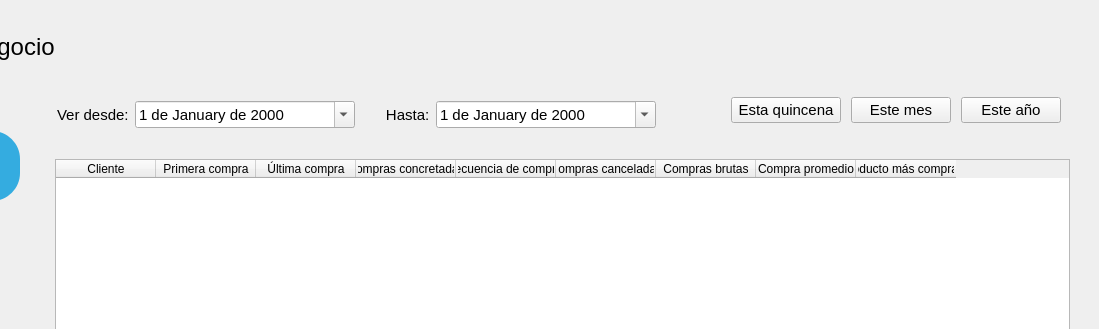
This is designer/Ui_Reportes.ui in ivanperez-7/printpos as Qt 5 draws it before an edit; both pictures show x 260 to 1359 and y 0 to 329 of the 1359 by 656 pixel window. The edited form follows.
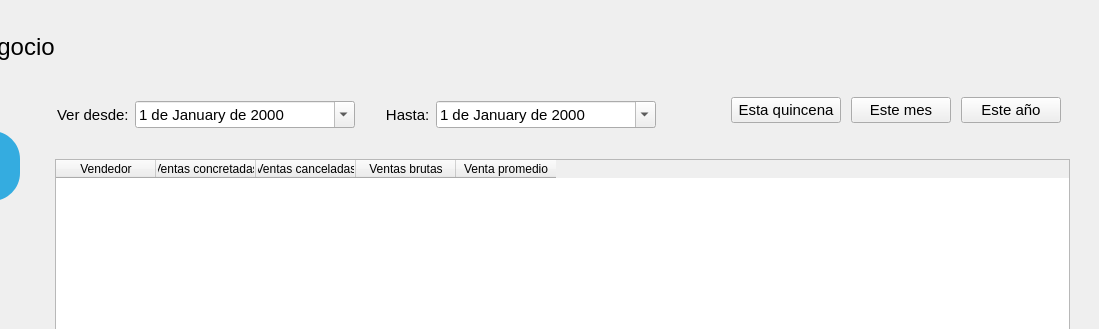
This is the edited form. The open tabs and pages were chosen to show the change. Icons and pictures are not drawn. Custom widgets are drawn as their Qt base class.

The edit to the form file:
```diff
--- a/designer/Ui_Reportes.ui
+++ b/designer/Ui_Reportes.ui
@@ -1098,47 +1098,27 @@
                <widget class="TablaDatos" name="tableWidget_2">
                 <column>
                  <property name="text">
-                  <string>Cliente</string>
+                  <string>Vendedor</string>
                  </property>
                 </column>
                 <column>
                  <property name="text">
-                  <string>Primera compra</string>
+                  <string>Ventas concretadas</string>
                  </property>
                 </column>
                 <column>
                  <property name="text">
-                  <string>Última compra</string>
+                  <string>Ventas canceladas</string>
                  </property>
                 </column>
                 <column>
                  <property name="text">
-                  <string>Compras concretadas</string>
+                  <string>Ventas brutas</string>
                  </property>
                 </column>
                 <column>
                  <property name="text">
-                  <string>Frecuencia de compras</string>
-                 </property>
-                </column>
-                <column>
-                 <property name="text">
-                  <string>Compras canceladas</string>
-                 </property>
-                </column>
-                <column>
-                 <property name="text">
-                  <string>Compras brutas</string>
-                 </property>
-                </column>
-                <column>
-                 <property name="text">
-                  <string>Compra promedio</string>
-                 </property>
-                </column>
-                <column>
-                 <property name="text">
-                  <string>Producto más comprado</string>
+                  <string>Venta promedio</string>
                  </property>
                 </column>
                </widget>
```
Left out of the diff: 11 changed lines with no effect on the pictures.
